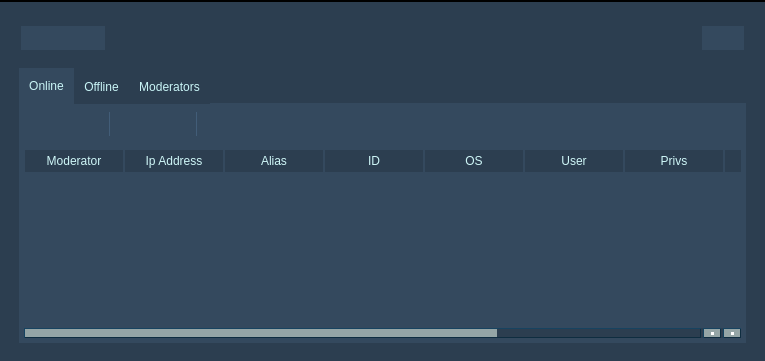
The window that source/gui.ui (5l1v3r1/Moderat) describes before a commit, drawn with Qt 5.
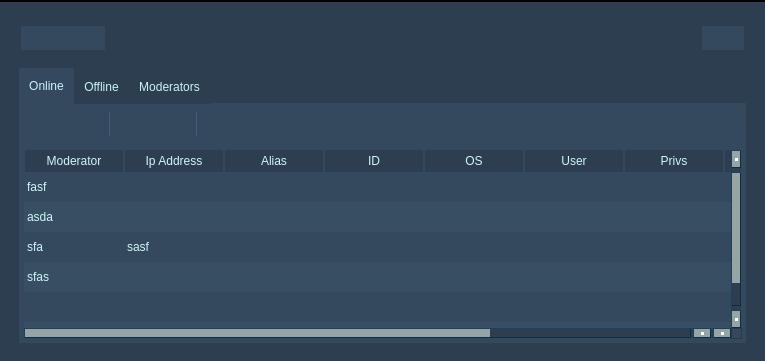
The same window after the commit. Icons and pictures are not drawn.

Patch:
```diff
--- a/source/gui.ui
+++ b/source/gui.ui
@@ -589,6 +589,7 @@
 color: #cff7f8;
 font: 8pt &quot;MS Shell Dlg 2&quot;;
 background-color: #34495e;
+alternate-background-color: #384E63;
 
 background-image: url(assets/bg.png);
 background-repeat: no-repeat;
@@ -608,6 +609,9 @@
             <property name="dragDropOverwriteMode">
              <bool>false</bool>
             </property>
+            <property name="alternatingRowColors">
+             <bool>true</bool>
+            </property>
             <property name="selectionMode">
              <enum>QAbstractItemView::SingleSelection</enum>
             </property>
@@ -647,6 +651,36 @@
             <attribute name="verticalHeaderVisible">
              <bool>false</bool>
             </attribute>
+            <row>
+             <property name="text">
+              <string>New Row</string>
+             </property>
+            </row>
+            <row>
+             <property name="text">
+              <string>New Row</string>
+             </property>
+            </row>
+            <row>
+             <property name="text">
+              <string>New Row</string>
+             </property>
+            </row>
+            <row>
+             <property name="text">
+              <string>New Row</string>
+             </property>
+            </row>
+            <row>
+             <property name="text">
+              <string>New Row</string>
+             </property>
+            </row>
+            <row>
+             <property name="text">
+              <string>New Row</string>
+             </property>
+            </row>
             <column>
              <property name="text">
               <string>Moderator</string>
@@ -697,6 +731,31 @@
               <string>Active Window Title</string>
              </property>
             </column>
+            <item row="0" column="0">
+             <property name="text">
+              <string>fasf</string>
+             </property>
+            </item>
+            <item row="1" column="0">
+             <property name="text">
+              <string>asda</string>
+             </property>
+            </item>
+            <item row="2" column="0">
+             <property name="text">
+              <string>sfa</string>
+             </property>
+            </item>
+            <item row="2" column="1">
+             <property name="text">
+              <string>sasf</string>
+             </property>
+            </item>
+            <item row="3" column="0">
+             <property name="text">
+              <string>sfas</string>
+             </property>
+            </item>
            </widget>
           </item>
          </layout>
```
Left out of the diff: 12 changed lines with no effect on the pictures.
